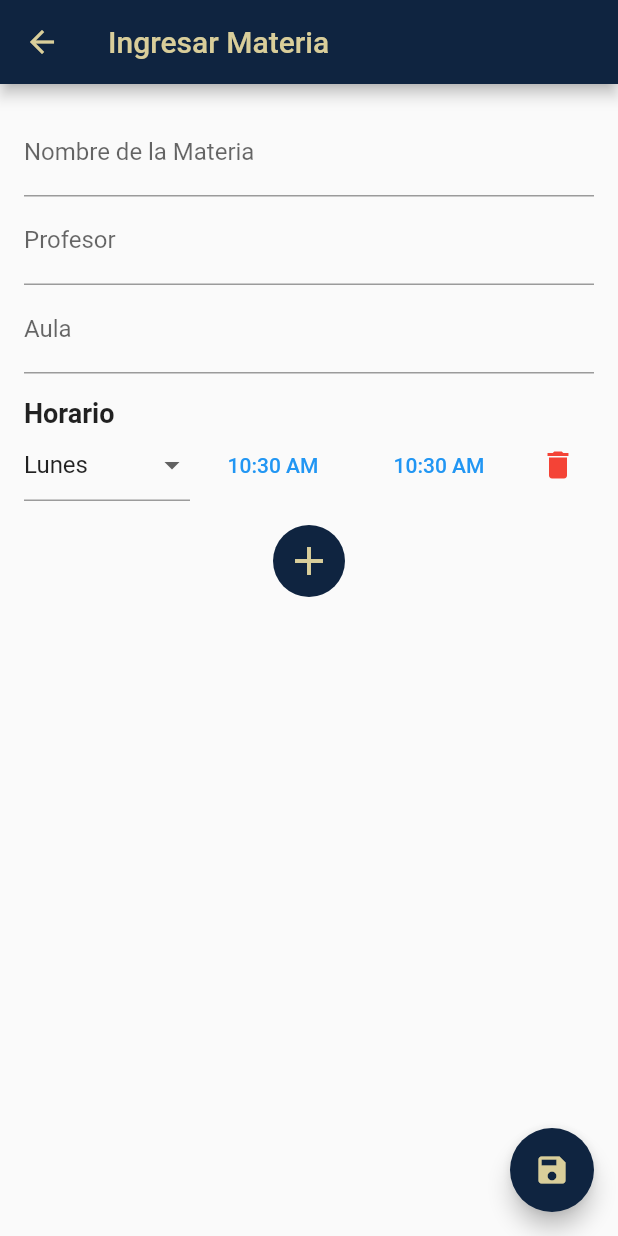
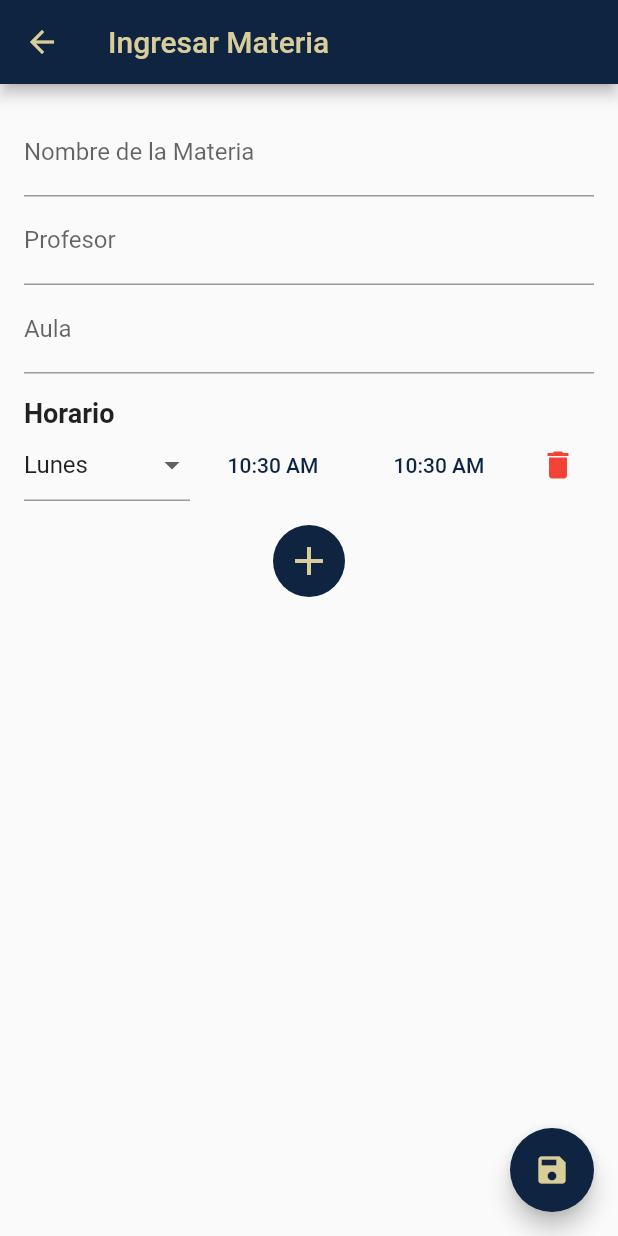
Before and after one commit to DonOtame/polismart_project, a Flutter app: the IngresoMateriaScreen screen opened directly, after a tap on the "add" icon, on a phone screen of 412 x 824 dp. Run offline on Flutter 3.47's test engine with Material 2 defaults, Android fonts, the phone set to English and light mode, and no system bars; our stand-ins replace cloud_firestore, firebase_auth, firebase_core; accounts and stored records are empty; network calls fail.

Commit message:
Color update

```diff
--- a/lib/main.dart
+++ b/lib/main.dart
@@ -20,6 +20,21 @@ void main() async {
 }
 
 class MyApp extends StatelessWidget {
+  static const MaterialColor customPrimaryColor = MaterialColor(
+    0xFF0F2440, // Color personalizado
+    <int, Color>{
+      50: Color(0xFF0F2440),
+      100: Color(0xFF0F2440),
+      200: Color(0xFF0F2440),
+      300: Color(0xFF0F2440),
+      400: Color(0xFF0F2440),
+      500: Color(0xFF0F2440),
+      600: Color(0xFF0F2440),
+      700: Color(0xFF0F2440),
+      800: Color(0xFF0F2440),
+      900: Color(0xFF0F2440),
+    },
+  );
   @override
   Widget build(BuildContext context) {
     return MultiProvider(
@@ -30,7 +45,7 @@ class MyApp extends StatelessWidget {
       child: MaterialApp(
         title: 'Polismart Project',
         theme: ThemeData(
-          primarySwatch: Colors.blue,
+          primarySwatch: customPrimaryColor,
         ),
         home: LoginScreen(),
         //home: PoliSmartScreen(),
--- a/lib/screens/POLI-Smart_screen.dart
+++ b/lib/screens/POLI-Smart_screen.dart
@@ -9,7 +9,6 @@ class PoliSmartScreen extends StatelessWidget {
   Widget build(BuildContext context) {
     return Scaffold(
       appBar: AppBar(
-        backgroundColor: const Color(0xFF0F2440),
         title: const Text(
           'POLI-Smart',
           style: TextStyle(
--- a/lib/screens/form_materia.dart
+++ b/lib/screens/form_materia.dart
@@ -16,7 +16,6 @@ class _IngresoMateriaScreenState extends State<IngresoMateriaScreen> {
   Widget build(BuildContext context) {
     return Scaffold(
       appBar: AppBar(
-        backgroundColor: const Color(0xFF0F2440),
         title: const Text(
           'Ingresar Materia',
           style: TextStyle(
@@ -67,7 +66,6 @@ class _IngresoMateriaScreenState extends State<IngresoMateriaScreen> {
         onPressed: () {
           // Agregar funcionalidad para guardar la materia en Firestore
         },
-        backgroundColor: Color(0xFF0F2440), // Cambia el color de fondo aquí
         foregroundColor: Color(0xFFD9CE9A), // Cambia el color del icono aquí
         child: Icon(Icons.save),
       ),
```
